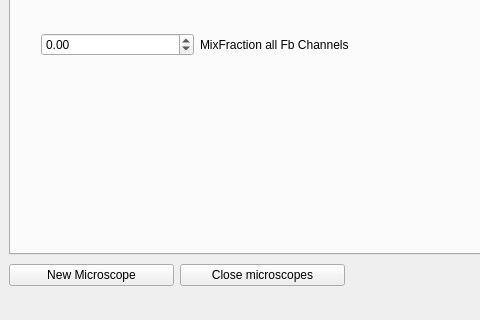
Qt form dc.ui (usnistgov/dastardcommander) before a commit; both pictures show x 0 to 480 and y 280 to 600 of the 866 by 600 pixel window.
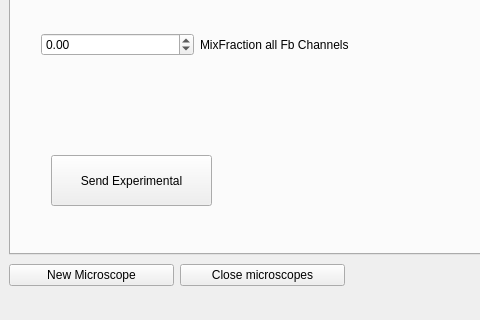
The same form after that commit. The open tabs and pages were chosen to show the change. Icons and pictures are not drawn.

Commit message:
hook up experimental features gui
 in the simplest way possible, for now

Diff of the .ui file:
```diff
--- a/dc.ui
+++ b/dc.ui
@@ -721,6 +721,19 @@
          </item>
         </layout>
        </widget>
+       <widget class="QPushButton" name="pushButton_sendExperimental">
+        <property name="geometry">
+         <rect>
+          <x>40</x>
+          <y>381</y>
+          <width>161</width>
+          <height>51</height>
+         </rect>
+        </property>
+        <property name="text">
+         <string>Send Experimental</string>
+        </property>
+       </widget>
       </widget>
      </widget>
     </item>
```
Left out of the diff: 16 changed lines with no effect on the pictures. The commit also changes 1 other file.
